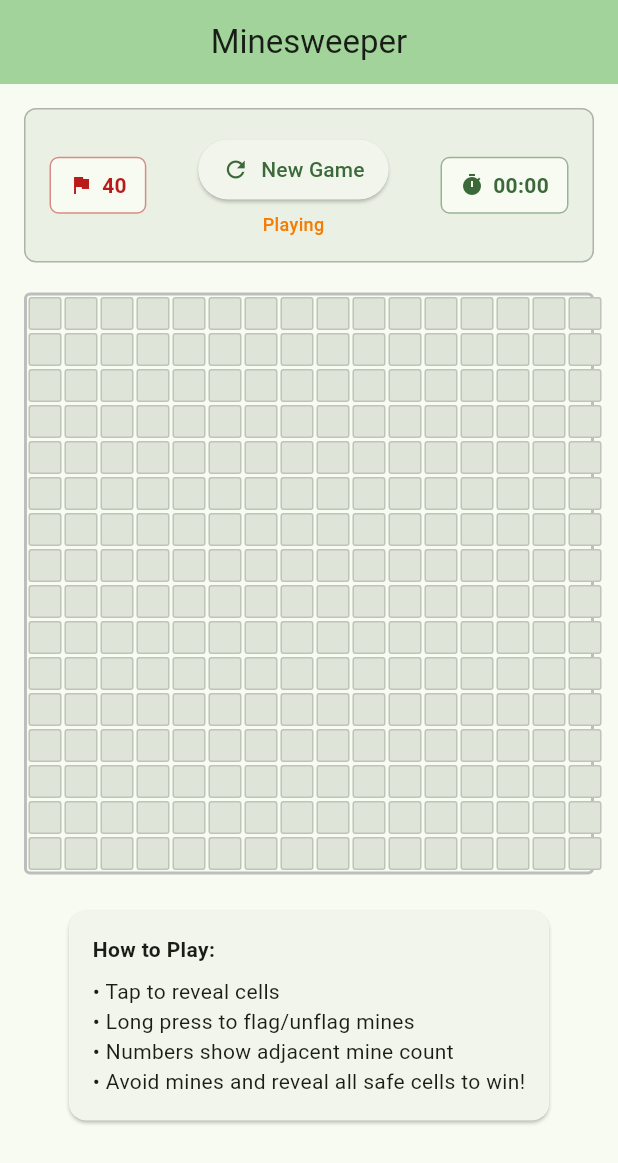
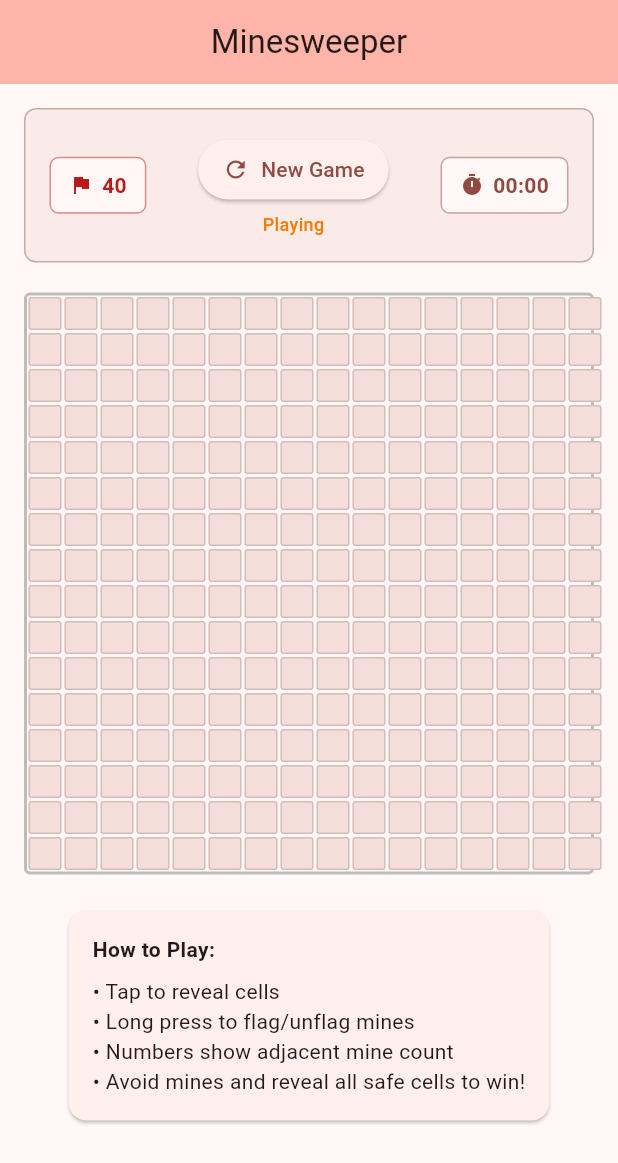
Before and after one commit to BirjuVachhani/mine_sweeper, a Flutter app: the screen it shows after launch, on a phone screen of 412 x 824 dp. Shown: the top 1163 px of the screen. Run offline on Flutter 3.47's test engine with Material 3 defaults, Android fonts, the phone set to English and light mode, and no system bars.

Commit message:
Change seed color from green to red

```diff
--- a/lib/main.dart
+++ b/lib/main.dart
@@ -14,14 +14,14 @@ class MinesweeperApp extends StatelessWidget {
       title: 'Minesweeper',
       theme: ThemeData(
         colorScheme: ColorScheme.fromSeed(
-          seedColor: Colors.green,
+          seedColor: Colors.red,
           brightness: Brightness.light,
         ),
         useMaterial3: true,
       ),
       darkTheme: ThemeData(
         colorScheme: ColorScheme.fromSeed(
-          seedColor: Colors.green,
+          seedColor: Colors.red,
           brightness: Brightness.dark,
         ),
         useMaterial3: true,
```
